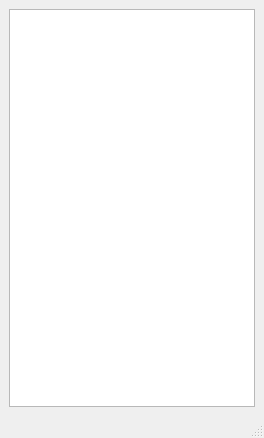
The window that Engine/Debug/Ui/debugwindow.ui (AJ92/Engine) describes before a commit, drawn with Qt 5.
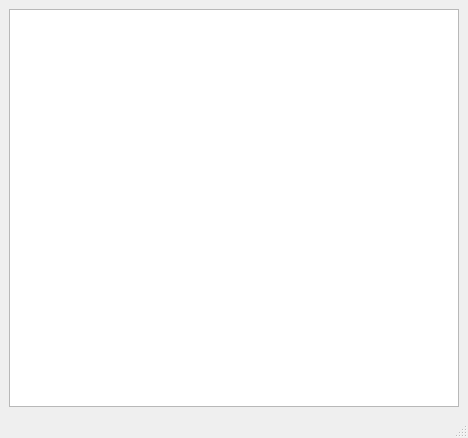
The same window after the commit.

The edit to the form file:
```diff
--- a/Engine/Debug/Ui/debugwindow.ui
+++ b/Engine/Debug/Ui/debugwindow.ui
@@ -6,7 +6,7 @@
    <rect>
     <x>0</x>
     <y>0</y>
-    <width>264</width>
+    <width>468</width>
     <height>438</height>
    </rect>
   </property>
```
Left out of the diff: 2 changed lines with no effect on the pictures.
